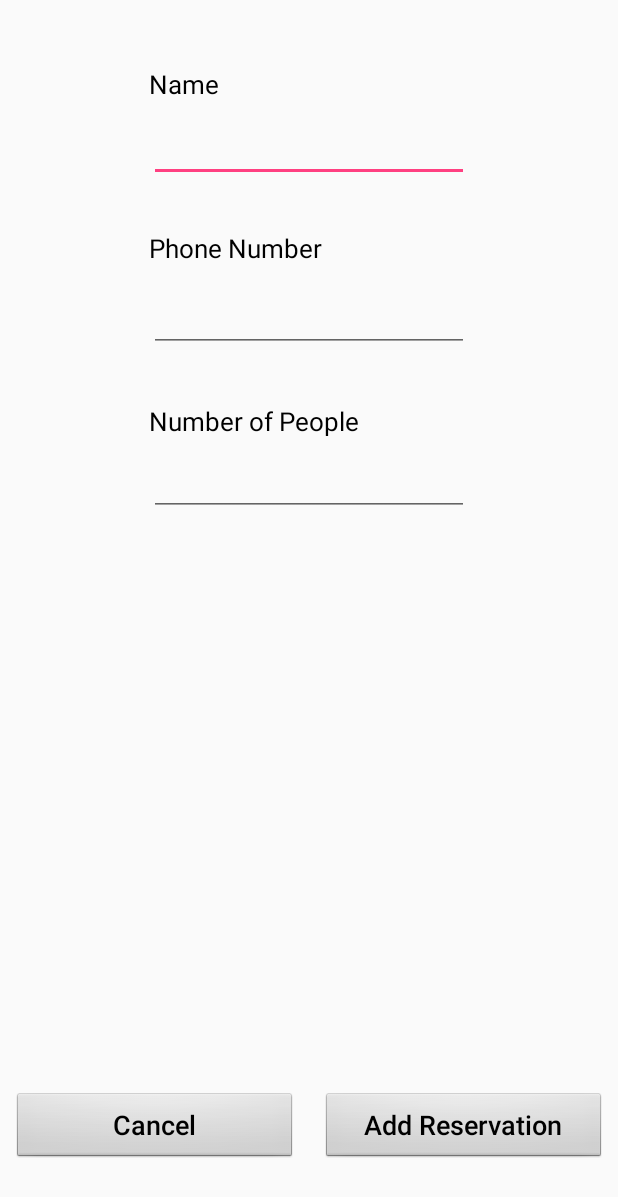
After one commit to ArtemSharypov/EasyWait, an Android app: the layout dialog_new_reservation.xml on its own in the app's theme, with its tools: preview values and no code run, on a phone screen of 412 x 824 dp. The commit adds this screen. Shown: the top 1197 px of the screen. Run offline under Robolectric (Android 15) with nearby library versions, the phone set to English and light mode, and no system bars.

Commit message:
Initial UI outlines

```diff
--- a/app/build.gradle
+++ b/app/build.gradle
@@ -3,6 +3,8 @@ apply plugin: 'com.android.application'
 apply plugin: 'kotlin-android'
 
 apply plugin: 'kotlin-android-extensions'
+
+apply plugin: 'com.google.gms.google-services'
 
 android {
     compileSdkVersion 26
--- a/app/src/main/res/layout/activity_signedin.xml
+++ b/app/src/main/res/layout/activity_signedin.xml
@@ -20,7 +20,7 @@ android:id="@+id/drawer">
 
         <Button
             android:id="@+id/button_notify"
-            android:layout_width="wrap_content"
+            android:layout_width="0dp"
             android:layout_height="wrap_content"
             android:layout_marginBottom="16dp"
             android:layout_marginStart="16dp"
@@ -31,7 +31,7 @@ android:id="@+id/drawer">
 
         <Button
             android:id="@+id/button_seat_next"
-            android:layout_width="wrap_content"
+            android:layout_width="0dp"
             android:layout_height="wrap_content"
             android:layout_marginBottom="16dp"
             android:layout_marginEnd="8dp"
@@ -44,7 +44,7 @@ android:id="@+id/drawer">
 
         <Button
             android:id="@+id/button_new_reservation"
-            android:layout_width="wrap_content"
+            android:layout_width="0dp"
             android:layout_height="wrap_content"
             android:layout_marginBottom="16dp"
             android:layout_marginEnd="16dp"
--- /dev/null
+++ b/app/src/main/res/layout/dialog_new_reservation.xml
@@ -0,0 +1,93 @@
+<android.support.constraint.ConstraintLayout xmlns:android="http://schemas.android.com/apk/res/android"
+    xmlns:app="http://schemas.android.com/apk/res-auto"
+    xmlns:tools="http://schemas.android.com/tools"
+    android:layout_width="match_parent"
+    android:layout_height="match_parent">
+
+
+    <TextView
+        android:id="@+id/textView2"
+        android:layout_width="wrap_content"
+        android:layout_height="wrap_content"
+        android:layout_marginBottom="8dp"
+        android:text="Name"
+        app:layout_constraintBottom_toTopOf="@+id/input_name"
+        app:layout_constraintStart_toStartOf="@+id/input_name" />
+
+    <EditText
+        android:id="@+id/input_name"
+        android:layout_width="wrap_content"
+        android:layout_height="wrap_content"
+        android:layout_marginEnd="8dp"
+        android:layout_marginStart="8dp"
+        android:layout_marginTop="76dp"
+        android:ems="10"
+        android:inputType="textPersonName"
+        app:layout_constraintEnd_toEndOf="parent"
+        app:layout_constraintStart_toStartOf="parent"
+        app:layout_constraintTop_toTopOf="parent" />
+
+    <TextView
+        android:id="@+id/textView3"
+        android:layout_width="wrap_content"
+        android:layout_height="wrap_content"
+        android:layout_marginBottom="8dp"
+        android:text="Phone Number"
+        app:layout_constraintBottom_toTopOf="@+id/input_number"
+        app:layout_constraintStart_toStartOf="@+id/input_number" />
+
+    <EditText
+        android:id="@+id/input_number"
+        android:layout_width="wrap_content"
+        android:layout_height="49dp"
+        android:layout_marginTop="64dp"
+        android:ems="10"
+        android:inputType="textPersonName"
+        app:layout_constraintStart_toStartOf="@+id/input_name"
+        app:layout_constraintTop_toBottomOf="@+id/input_name" />
+
+    <EditText
+        android:id="@+id/input_num_people"
+        android:layout_width="wrap_content"
+        android:layout_height="wrap_content"
+        android:layout_marginTop="64dp"
+        android:ems="10"
+        android:inputType="textPersonName"
+        app:layout_constraintStart_toStartOf="@+id/input_number"
+        app:layout_constraintTop_toBottomOf="@+id/input_number" />
+
+    <TextView
+        android:id="@+id/textView4"
+        android:layout_width="wrap_content"
+        android:layout_height="22dp"
+        android:layout_marginBottom="8dp"
+        android:text="Number of People"
+        app:layout_constraintBottom_toTopOf="@+id/input_num_people"
+        app:layout_constraintStart_toStartOf="@+id/input_num_people" />
+
+    <Button
+        android:id="@+id/button_cancel"
+        android:layout_width="0dp"
+        android:layout_height="wrap_content"
+        android:layout_marginBottom="48dp"
+        android:layout_marginEnd="8dp"
+        android:layout_marginStart="8dp"
+        android:text="Cancel"
+        android:textSize="18sp"
+        app:layout_constraintBottom_toBottomOf="parent"
+        app:layout_constraintEnd_toStartOf="@+id/button_add_reservation"
+        app:layout_constraintStart_toStartOf="parent" />
+
+    <Button
+        android:id="@+id/button_add_reservation"
+        android:layout_width="0dp"
+        android:layout_height="wrap_content"
+        android:layout_marginBottom="48dp"
+        android:layout_marginEnd="8dp"
+        android:layout_marginStart="8dp"
+        android:text="Add Reservation"
+        android:textSize="18sp"
+        app:layout_constraintBottom_toBottomOf="parent"
+        app:layout_constraintEnd_toEndOf="parent"
+        app:layout_constraintStart_toEndOf="@+id/button_cancel" />
+</android.support.constraint.ConstraintLayout>
--- a/build.gradle
+++ b/build.gradle
@@ -9,7 +9,7 @@ buildscript {
     dependencies {
         classpath 'com.android.tools.build:gradle:3.0.1'
         classpath "org.jetbrains.kotlin:kotlin-gradle-plugin:$kotlin_version"
-
+        classpath 'com.google.gms:google-services:3.1.0'
         // NOTE: Do not place your application dependencies here; they belong
         // in the individual module build.gradle files
     }
```
Also changed, not shown: app/src/main/res/layout/listview_row_reservation.xml (added, +85 -0 lines), 1 other file.
